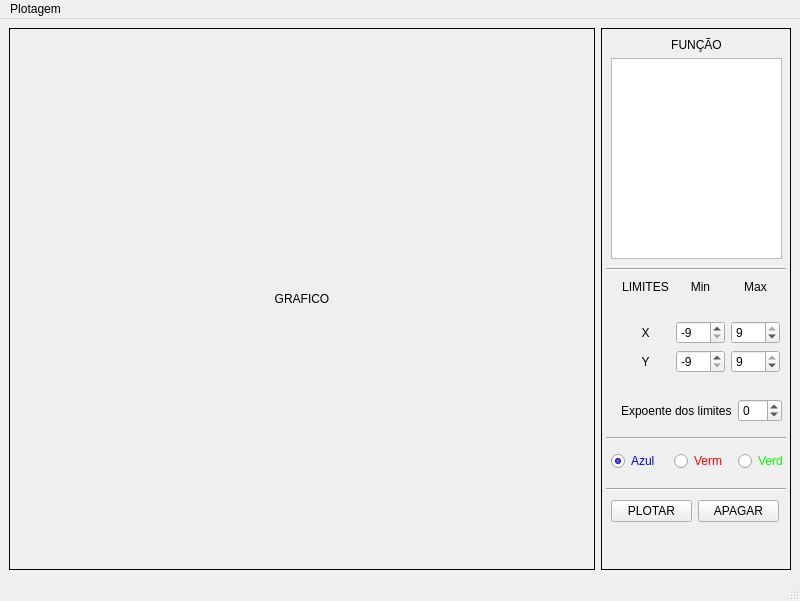
Above: mainplotador.ui from celeron550/Plotador before the change. Below: the same form after it.
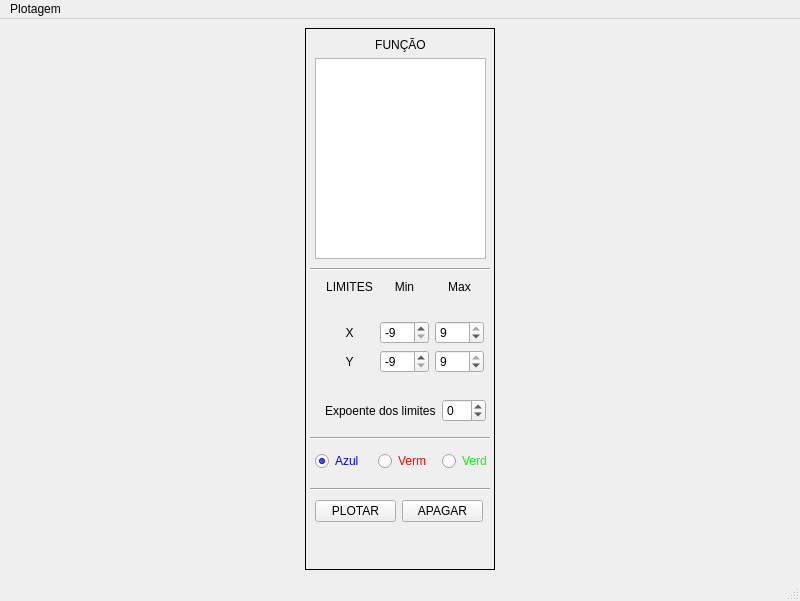
That is the form after the change.

```diff
--- a/mainplotador.ui
+++ b/mainplotador.ui
@@ -15,31 +15,6 @@
   </property>
   <widget class="QWidget" name="centralwidget">
    <layout class="QHBoxLayout" name="horizontalLayout">
-    <item>
-     <widget class="QLabel" name="grafico">
-      <property name="sizePolicy">
-       <sizepolicy hsizetype="Expanding" vsizetype="Expanding">
-        <horstretch>0</horstretch>
-        <verstretch>0</verstretch>
-       </sizepolicy>
-      </property>
-      <property name="minimumSize">
-       <size>
-        <width>540</width>
-        <height>540</height>
-       </size>
-      </property>
-      <property name="frameShape">
-       <enum>QFrame::Shape::Box</enum>
-      </property>
-      <property name="text">
-       <string>&lt;html&gt;&lt;head/&gt;&lt;body&gt;&lt;p&gt;GRAFICO&lt;/p&gt;&lt;/body&gt;&lt;/html&gt;</string>
-      </property>
-      <property name="alignment">
-       <set>Qt::AlignmentFlag::AlignCenter</set>
-      </property>
-     </widget>
-    </item>
     <item>
      <widget class="QFrame" name="frame">
       <property name="sizePolicy">
```
